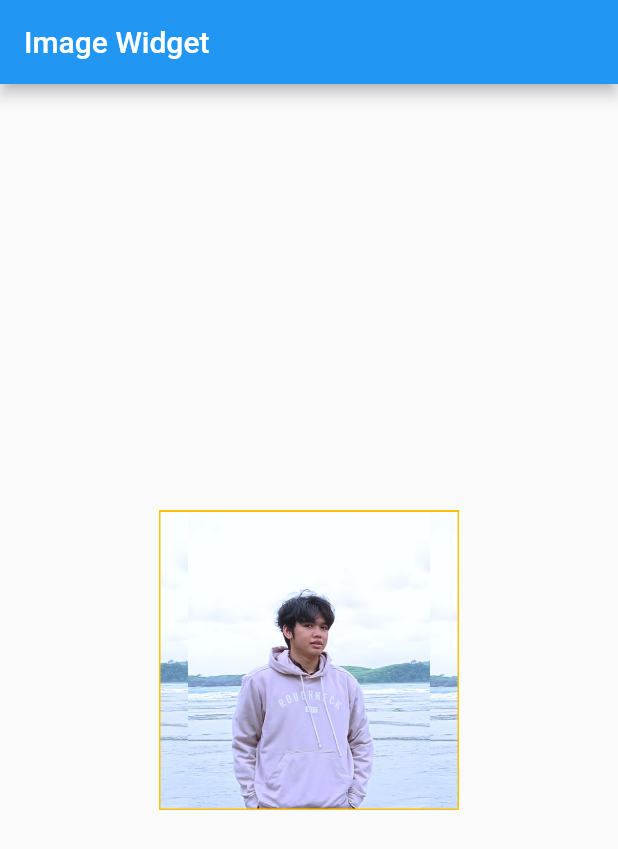
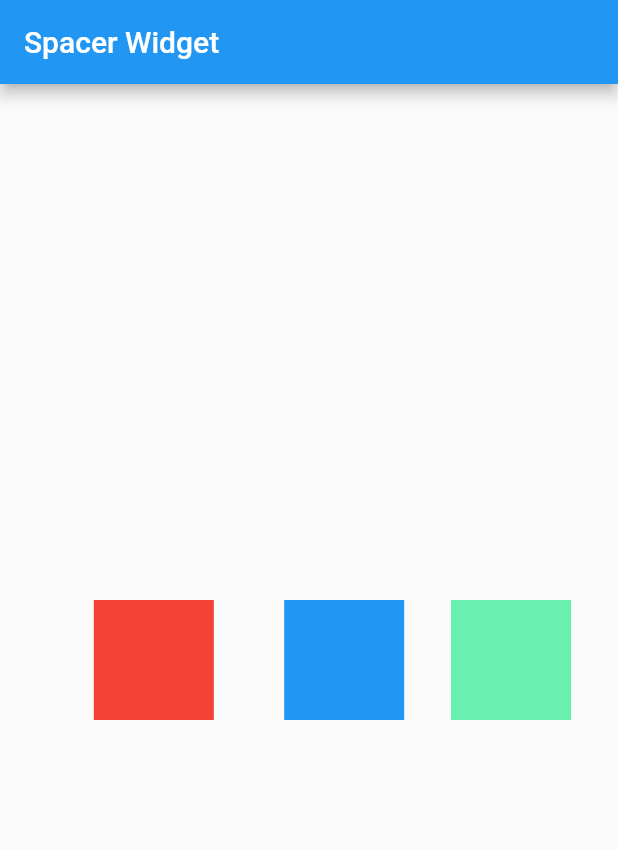
Before and after one commit to zeph1re/FlutterTutorial, a Flutter app: the screen it shows after launch, on a phone screen of 412 x 824 dp. Shown: the top 849 px of the screen. Run offline on Flutter 3.47's test engine with Material 2 defaults, Android fonts, the phone set to English and light mode, and no system bars.

Commit message:
add spacer

```diff
--- a/lib/main.dart
+++ b/lib/main.dart
@@ -12,21 +12,42 @@ class MyApp extends StatelessWidget {
     return MaterialApp(
       home: Scaffold(
         appBar: AppBar(
-        title: const Text("Image Widget"),
+          title: const Text("Spacer Widget"),
         ),
         body: Center(
-        child: Container(
-          color: Colors.amber,
-          width: 200,
-          height: 200,
-          padding: const EdgeInsets.all(1),
-          child: const Image(
-            image: AssetImage("images/arlinnoganda.jpg"),
-            fit: BoxFit.contain,
-            repeat: ImageRepeat.repeat,
+            child: Row(
+          mainAxisAlignment: MainAxisAlignment.spaceBetween,
+          children: [
+            const Spacer(
+              flex: 4,
             ),
+            Container(
+              width: 80,
+              height: 80,
+              color: Colors.red,
             ),
+            const Spacer(
+              flex: 3,
             ),
-    ));
+            Container(
+              width: 80,
+              height: 80,
+              color: Colors.blue,
+            ),
+            const Spacer(
+              flex: 2,
+            ),
+            Container(
+              width: 80,
+              height: 80,
+              color: Colors.greenAccent,
+            ),
+            const Spacer(
+              flex: 2,
+            ),
+          ],
+        )),
+      ),
+    );
   }
 }
```
Lines whose indentation alone changed are shown as unchanged.
